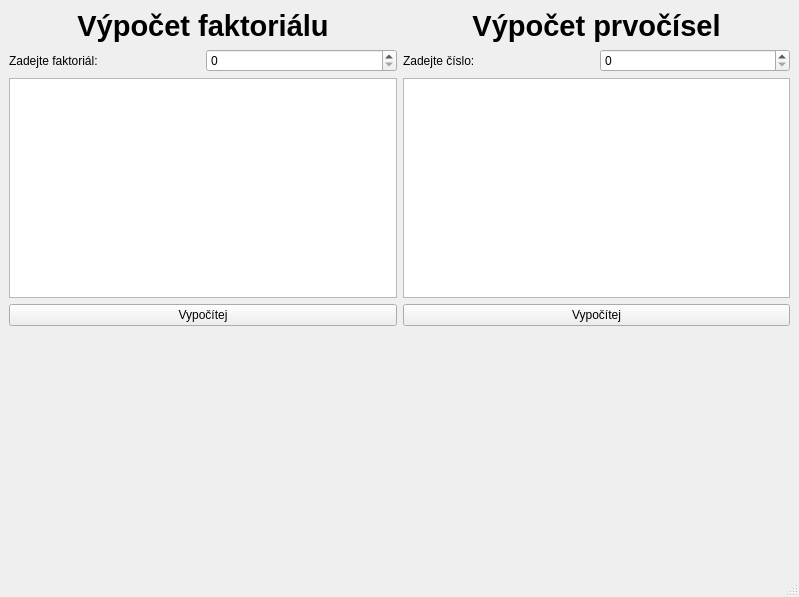
Old version of the form mainwindow.ui in the repository VladimirCech/Complex_calculations.
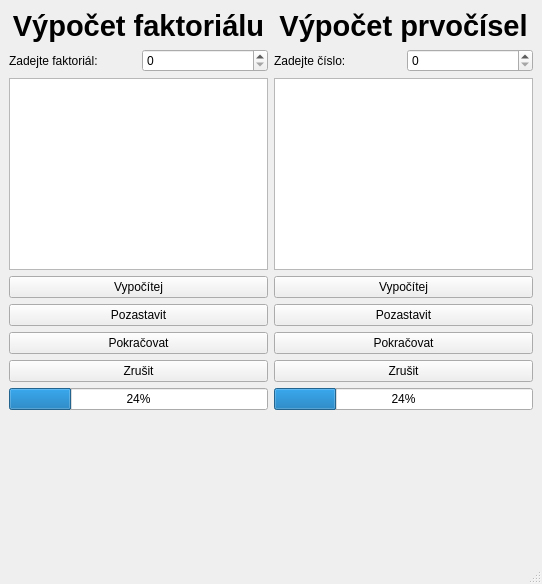
New version of the form.

What changed in the file:
```diff
--- a/mainwindow.ui
+++ b/mainwindow.ui
@@ -6,8 +6,8 @@
    <rect>
     <x>0</x>
     <y>0</y>
-    <width>799</width>
-    <height>597</height>
+    <width>542</width>
+    <height>584</height>
    </rect>
   </property>
   <property name="windowTitle">
@@ -85,6 +85,34 @@
           </property>
          </widget>
         </item>
+        <item>
+         <widget class="QPushButton" name="factPauseButton">
+          <property name="text">
+           <string>Pozastavit</string>
+          </property>
+         </widget>
+        </item>
+        <item>
+         <widget class="QPushButton" name="factContinueButton">
+          <property name="text">
+           <string>Pokračovat</string>
+          </property>
+         </widget>
+        </item>
+        <item>
+         <widget class="QPushButton" name="factCancelButton">
+          <property name="text">
+           <string>Zrušit</string>
+          </property>
+         </widget>
+        </item>
+        <item>
+         <widget class="QProgressBar" name="factProgressBar">
+          <property name="value">
+           <number>24</number>
+          </property>
+         </widget>
+        </item>
         <item>
          <spacer name="verticalSpacer">
           <property name="orientation">
@@ -171,6 +199,34 @@
           </property>
          </widget>
         </item>
+        <item>
+         <widget class="QPushButton" name="primePauseButton">
+          <property name="text">
+           <string>Pozastavit</string>
+          </property>
+         </widget>
+        </item>
+        <item>
+         <widget class="QPushButton" name="primeContinueButton">
+          <property name="text">
+           <string>Pokračovat</string>
+          </property>
+         </widget>
+        </item>
+        <item>
+         <widget class="QPushButton" name="primeCancelButton">
+          <property name="text">
+           <string>Zrušit</string>
+          </property>
+         </widget>
+        </item>
+        <item>
+         <widget class="QProgressBar" name="primeProgressBar">
+          <property name="value">
+           <number>24</number>
+          </property>
+         </widget>
+        </item>
         <item>
          <spacer name="verticalSpacer_2">
           <property name="orientation">
```
Left out of the diff: 2 changed lines with no effect on the pictures.
